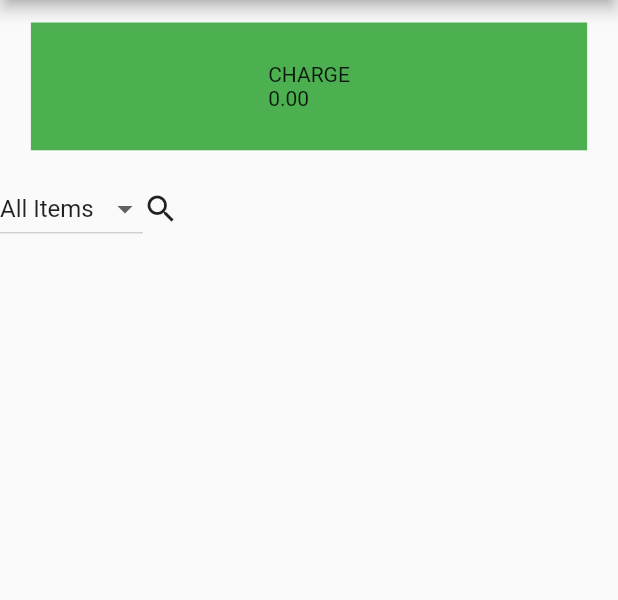
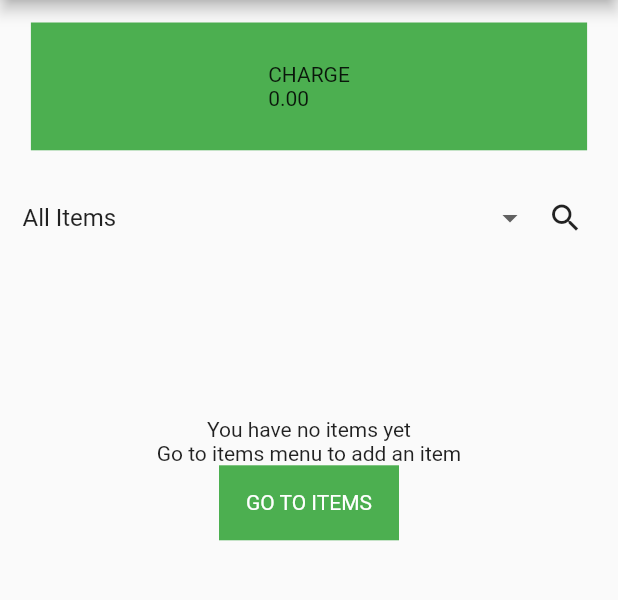
Before and after one commit to iammeosjin/fluter.pos, a Flutter app: the screen it shows after launch, on a phone screen of 412 x 824 dp, the part 84-684 px from its top. Run offline on Flutter 3.47's test engine with Material 2 defaults, Android fonts, the phone set to English and light mode, and no system bars; our stand-ins replace sqflite; accounts and stored records are empty.

Commit message:
feat: add form for creating items

```diff
--- a/lib/backend/item.dart
+++ b/lib/backend/item.dart
@@ -3,7 +3,7 @@ import 'package:sqflite/sqflite.dart';
 
 class Item {
   static const SOLD_BY_EACH = 'each';
-  static const SOLD_BY_HEIGHT = 'weight';
+  static const SOLD_BY_WEIGHT = 'weight';
   static const TABLE = 'items';
   static const NAME = 'name';
   static const IMAGE = 'image';
--- a/lib/main.dart
+++ b/lib/main.dart
@@ -1,5 +1,6 @@
 import 'package:flutter/material.dart';
 import 'package:flutter_pos/backend/category.dart';
+import 'package:flutter_pos/routes/inventory.dart';
 import 'package:flutter_pos/routes/receipts.dart';
 import 'package:flutter_pos/routes/sales.dart';
 
@@ -22,8 +23,9 @@ class _POSApplicationState extends State<POSApplication> {
     return MaterialApp(
       initialRoute: '/sales',
       routes: {
-        '/sales': (context) => SalesPage(),
-        '/receipts': (context) => ReceiptsPage(),
+        SalesPage.ROUTE: (context) => SalesPage(),
+        ReceiptsPage.ROUTE: (context) => ReceiptsPage(),
+        InventoryPage.ROUTE: (context) => InventoryPage(),
       },
     );
   }
--- a/lib/routes/receipts.dart
+++ b/lib/routes/receipts.dart
@@ -2,6 +2,8 @@ import 'package:flutter/material.dart';
 import 'package:flutter_pos/reusable-ui/main-drawer.dart';
 
 class ReceiptsPage extends StatelessWidget {
+  static const ROUTE = '/receipt';
+
   @override
   Widget build(BuildContext context) {
     return Scaffold(
--- a/lib/routes/sales.dart
+++ b/lib/routes/sales.dart
@@ -4,8 +4,11 @@ import 'package:flutter_pos/backend/category.dart';
 import 'package:flutter_pos/backend/item.dart';
 import 'package:flutter_pos/reusable-ui/custom-list-tiles.dart';
 import 'package:flutter_pos/reusable-ui/main-drawer.dart';
+import 'package:flutter_pos/routes/inventory.dart';
 
 class SalesPage extends StatelessWidget {
+  static const ROUTE = '/sales';
+
   @override
   Widget build(BuildContext context) {
     Size size = MediaQuery.of(context).size;
@@ -50,16 +53,24 @@ class SalesPage extends StatelessWidget {
                   Expanded(
                     child: Row(
                       children: <Widget>[
-                        Expanded(
+                        Flexible(
+                          flex: 2,
                           child: Column(
                             children: <Widget>[
                               Flexible(
+                                child: Container(
+                                  height: 60,
+                                  padding: EdgeInsets.only(left: 15, right: 10),
                                   child: Row(
                                     children: <Widget>[
-                                    Flexible(
+                                      Expanded(
+                                        child: Container(
                                           child: CustomDropDownButton(),
                                         ),
-                                    Flexible(
+                                      ),
+                                      Container(
+                                        height: 50,
+                                        width: 50,
                                         child: InkWell(
                                           onTap: () {},
                                           child: Icon(Icons.search),
@@ -68,11 +79,14 @@ class SalesPage extends StatelessWidget {
                                     ],
                                   ),
                                 ),
+                              ),
                               Expanded(
+                                flex: 3,
                                 child: Container(
                                   child: FutureBuilder(
                                     future: Item.readAll(),
-                                    builder: (BuildContext context, AsyncSnapshot snapshot) {
+                                    builder: (BuildContext context,
+                                        AsyncSnapshot snapshot) {
                                       if (snapshot.data == null) {
                                         return Container(
                                           child: Center(
@@ -80,14 +94,55 @@ class SalesPage extends StatelessWidget {
                                           ),
                                         );
                                       }
+                                      if (snapshot.data.length == 0) {
+                                        return Row(
+                                          mainAxisAlignment: MainAxisAlignment.center,
+                                          children: <Widget>[
+                                            Expanded(
+                                              child: Column(
+                                                mainAxisAlignment: MainAxisAlignment.center,
+                                                children: <Widget>[
+                                                  Text('You have no items yet'),
+                                                  Text(
+                                                      'Go to items menu to add an item'),
+                                                  InkWell(
+                                                    onTap: () {
+                                                      Navigator.pushReplacementNamed(context, InventoryPage.ROUTE);
+                                                    },
+                                                    child: Container(
+                                                        width: 120,
+                                                        height: 50,
+                                                        color: Colors.green,
+                                                        alignment:
+                                                            Alignment.center,
+                                                        child: Text(
+                                                          'GO TO ITEMS',
+                                                          style: TextStyle(
+                                                              color:
+                                                                  Colors.white),
+                                                        )),
+                                                  ),
+                                                ],
+                                              ),
+                                            )
+                                          ],
+                                        );
+                                      }
+
                                       return ListView.builder(
                                           itemCount: snapshot.data.length,
-                                          itemBuilder: (BuildContext context, int index) {
-                                            String image = 'images/image-404.png';
-                                            Category category = Category.fromMap(snapshot.data[index]);
-                                            return CustomListTiles.itemListTile(context, image: image, title: category.name);
-                                          }
-                                      );
+                                          itemBuilder: (BuildContext context,
+                                              int index) {
+                                            String image =
+                                                'images/image-404.png';
+                                            Category category =
+                                                Category.fromMap(
+                                                    snapshot.data[index]);
+                                            return CustomListTiles.itemListTile(
+                                                context,
+                                                image: image,
+                                                title: category.name);
+                                          });
                                     },
                                   ),
                                 ),
@@ -108,21 +163,24 @@ class SalesPage extends StatelessWidget {
   }
 }
 
-
 class CustomDropDownButton extends StatefulWidget {
   @override
   _CustomDropDownButtonState createState() => _CustomDropDownButtonState();
 }
 
 class _CustomDropDownButtonState extends State<CustomDropDownButton> {
+  String _value = 'All Items';
 
   @override
   Widget build(BuildContext context) {
-    String _value = 'All Items';
+    Size size = MediaQuery.of(context).size;
 
-    return DropdownButton(
+    return DropdownButtonHideUnderline(
+      child: DropdownButton(
+        isDense: true,
+        isExpanded: true,
         value: _value,
-      onChanged: (String value ) {
+        onChanged: (String value) {
           setState(() {
             _value = value;
           });
@@ -130,9 +188,17 @@ class _CustomDropDownButtonState extends State<CustomDropDownButton> {
         items: <String>['All Items', 'Discounts'].map((String value) {
           return DropdownMenuItem<String>(
             value: value,
-          child: Text(value),
+            child: Container(
+              child: Row(
+                mainAxisSize: MainAxisSize.max,
+                children: <Widget>[
+                  Text(value),
+                ],
+              ),
+            ),
           );
         }).toList(),
+      ),
     );
   }
 }
```
Also changed, not shown: lib/pages/inventory/create-item.dart (added, +217 -0 lines), lib/pages/inventory/item.dart (added, +35 -0 lines), lib/reusable-ui/main-drawer.dart (+8 -3 lines), lib/routes/inventory.dart (added, +40 -0 lines). Lines whose indentation alone changed are shown as unchanged.
